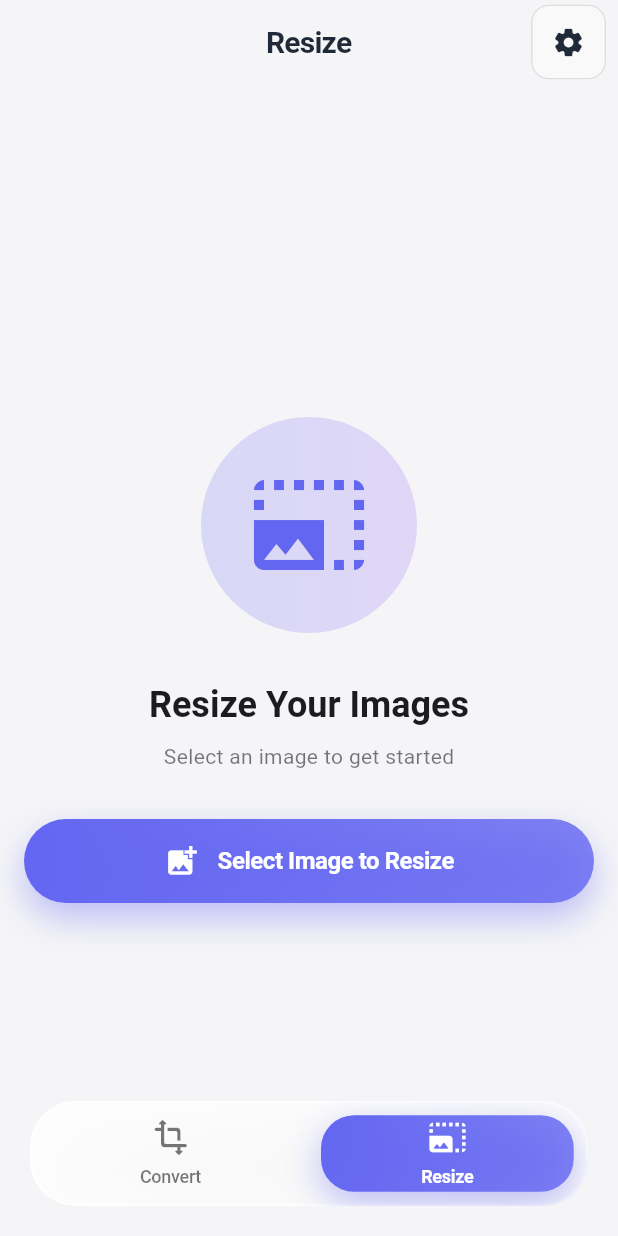
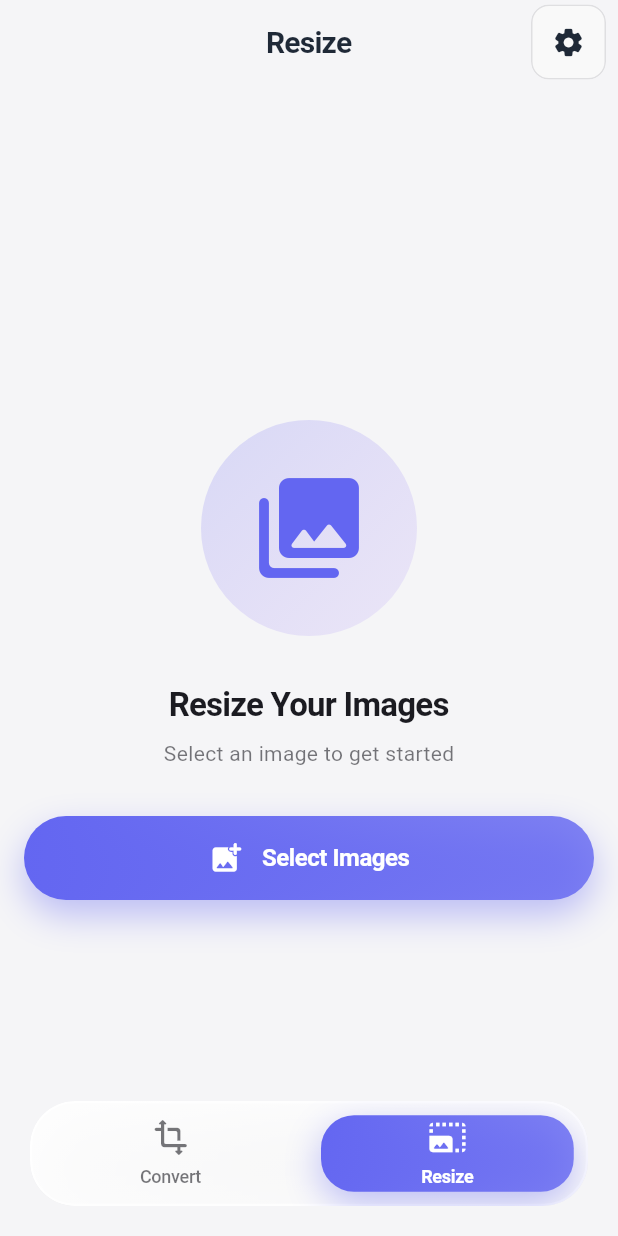
Before and after one commit to timpyorke/flutter-image-converter, a Flutter app: the screen it shows after launch, after a tap on "Resize", on a phone screen of 412 x 824 dp. Run offline on Flutter 3.47's test engine with Material 3 defaults, Android fonts, the phone set to English and light mode, and no system bars; our stand-ins replace image_picker, permission_handler, shared_preferences.

Commit message:
feat: Replace custom pick image button implementation with reusable PickImageButtonWidget

```diff
--- a/lib/views/convert/convert_view.dart
+++ b/lib/views/convert/convert_view.dart
@@ -1,6 +1,7 @@
 import 'dart:ui';
 import 'package:flutter/material.dart';
 import 'package:flutter_image_converters/const/image_format.dart';
+import 'package:flutter_image_converters/widgets/pick_image_button_widget.dart';
 import 'package:provider/provider.dart';
 import '../../viewmodels/conversion_viewmodel.dart';
 import '../../widgets/glass_widgets.dart';
@@ -35,7 +36,11 @@ class ConvertView extends StatelessWidget {
 
         // Show centered empty state when no images
         if (!viewModel.hasSourceImages && !viewModel.hasConvertedImages) {
-          return _buildPickImageButton(context, viewModel);
+          return PickImageButtonWidget(
+            title: 'Select Images to Convert',
+            subtitle: 'Choose multiple images from your gallery',
+            onPressed: viewModel.pickImages,
+          );
         }
 
         return SingleChildScrollView(
@@ -101,69 +106,6 @@ class ConvertView extends StatelessWidget {
           ),
         );
       },
-    );
-  }
-
-  Widget _buildPickImageButton(
-    BuildContext context,
-    ConversionViewModel viewModel,
-  ) {
-    return Center(
-      child: Column(
-        mainAxisAlignment: MainAxisAlignment.center,
-        children: [
-          Container(
-            padding: const EdgeInsets.all(32),
-            decoration: BoxDecoration(
-              shape: BoxShape.circle,
-              gradient: LinearGradient(
-                begin: Alignment.topLeft,
-                end: Alignment.bottomRight,
-                colors: [
-                  Theme.of(context).colorScheme.primary.withValues(alpha: 0.2),
-                  Theme.of(
-                    context,
-                  ).colorScheme.secondary.withValues(alpha: 0.1),
-                ],
-              ),
-            ),
-            child: Icon(
-              Icons.collections_rounded,
-              size: 80,
-              color: Theme.of(context).colorScheme.primary,
-            ),
-          ),
-          const SizedBox(height: 32),
-          Text(
-            'Select Images to Convert',
-            style: Theme.of(context).textTheme.titleLarge,
-          ),
-          const SizedBox(height: 8),
-          Text(
-            'Choose multiple images from your gallery',
-            style: Theme.of(context).textTheme.bodyMedium?.copyWith(
-              color: Theme.of(
-                context,
-              ).colorScheme.onSurface.withValues(alpha: 0.6),
-            ),
-          ),
-          const SizedBox(height: 32),
-          Padding(
-            padding: const EdgeInsets.symmetric(horizontal: 16),
-            child: GradientButton(
-              onPressed: viewModel.pickImages,
-              child: const Row(
-                mainAxisSize: MainAxisSize.min,
-                children: [
-                  Icon(Icons.add_photo_alternate_rounded, color: Colors.white),
-                  SizedBox(width: 12),
-                  Text('Select Images'),
-                ],
-              ),
-            ),
-          ),
-        ],
-      ),
     );
   }
 
--- a/lib/views/resize/resize_view.dart
+++ b/lib/views/resize/resize_view.dart
@@ -1,4 +1,5 @@
 import 'package:flutter/material.dart';
+import 'package:flutter_image_converters/widgets/pick_image_button_widget.dart';
 import 'package:provider/provider.dart';
 import '../../viewmodels/resize_viewmodel.dart';
 import '../../widgets/glass_widgets.dart';
@@ -56,7 +57,11 @@ class _ResizeViewState extends State<ResizeView> {
 
         // Show centered empty state when no image
         if (!viewModel.hasSourceImage && !viewModel.hasResizedImage) {
-          return _buildPickImageButton(context, viewModel);
+          return PickImageButtonWidget(
+            title: 'Resize Your Images',
+            subtitle: 'Select an image to get started',
+            onPressed: viewModel.pickImage,
+          );
         }
 
         return SingleChildScrollView(
@@ -97,69 +102,6 @@ class _ResizeViewState extends State<ResizeView> {
           ),
         );
       },
-    );
-  }
-
-  Widget _buildPickImageButton(
-    BuildContext context,
-    ResizeViewModel viewModel,
-  ) {
-    return Center(
-      child: Column(
-        mainAxisAlignment: MainAxisAlignment.center,
-        children: [
-          Container(
-            padding: const EdgeInsets.all(32),
-            decoration: BoxDecoration(
-              gradient: LinearGradient(
-                colors: [
-                  Theme.of(context).colorScheme.primary.withValues(alpha: 0.2),
-                  Theme.of(
-                    context,
-                  ).colorScheme.secondary.withValues(alpha: 0.2),
-                ],
-              ),
-              shape: BoxShape.circle,
-            ),
-            child: Icon(
-              Icons.photo_size_select_large_outlined,
-              size: 80,
-              color: Theme.of(context).colorScheme.primary,
-            ),
-          ),
-          const SizedBox(height: 32),
-          Text(
-            'Resize Your Images',
-            style: Theme.of(
-              context,
-            ).textTheme.headlineSmall?.copyWith(fontWeight: FontWeight.w700),
-          ),
-          const SizedBox(height: 8),
-          Text(
-            'Select an image to get started',
-            style: Theme.of(context).textTheme.bodyMedium?.copyWith(
-              color: Theme.of(
-                context,
-              ).colorScheme.onSurface.withValues(alpha: 0.6),
-            ),
-          ),
-          const SizedBox(height: 32),
-          Padding(
-            padding: const EdgeInsets.symmetric(horizontal: 16),
-            child: GradientButton(
-              onPressed: viewModel.pickImage,
-              child: const Row(
-                mainAxisSize: MainAxisSize.min,
-                children: [
-                  Icon(Icons.add_photo_alternate, color: Colors.white),
-                  SizedBox(width: 12),
-                  Text('Select Image to Resize'),
-                ],
-              ),
-            ),
-          ),
-        ],
-      ),
     );
   }
 
--- /dev/null
+++ b/lib/widgets/pick_image_button_widget.dart
@@ -0,0 +1,74 @@
+import 'package:flutter/material.dart';
+import 'package:flutter_image_converters/widgets/glass_widgets.dart';
+
+class PickImageButtonWidget extends StatelessWidget {
+  const PickImageButtonWidget({
+    super.key,
+    required this.title,
+    required this.subtitle,
+    required this.onPressed,
+  });
+
+  final String title;
+  final String subtitle;
+  final VoidCallback onPressed;
+  final isSupportMultiple = true;
+
+  @override
+  Widget build(BuildContext context) {
+    return Center(
+      child: Column(
+        mainAxisAlignment: MainAxisAlignment.center,
+        children: [
+          Container(
+            padding: const EdgeInsets.all(32),
+            decoration: BoxDecoration(
+              shape: BoxShape.circle,
+              gradient: LinearGradient(
+                begin: Alignment.topLeft,
+                end: Alignment.bottomRight,
+                colors: [
+                  Theme.of(context).colorScheme.primary.withValues(alpha: 0.2),
+                  Theme.of(
+                    context,
+                  ).colorScheme.secondary.withValues(alpha: 0.1),
+                ],
+              ),
+            ),
+            child: Icon(
+              Icons.collections_rounded,
+              size: 80,
+              color: Theme.of(context).colorScheme.primary,
+            ),
+          ),
+          const SizedBox(height: 32),
+          Text(title, style: Theme.of(context).textTheme.titleLarge),
+          const SizedBox(height: 8),
+          Text(
+            subtitle,
+            style: Theme.of(context).textTheme.bodyMedium?.copyWith(
+              color: Theme.of(
+                context,
+              ).colorScheme.onSurface.withValues(alpha: 0.6),
+            ),
+          ),
+          const SizedBox(height: 32),
+          Padding(
+            padding: const EdgeInsets.symmetric(horizontal: 16),
+            child: GradientButton(
+              onPressed: onPressed,
+              child: const Row(
+                mainAxisSize: MainAxisSize.min,
+                children: [
+                  Icon(Icons.add_photo_alternate_rounded, color: Colors.white),
+                  SizedBox(width: 12),
+                  Text('Select Images'),
+                ],
+              ),
+            ),
+          ),
+        ],
+      ),
+    );
+  }
+}
```
